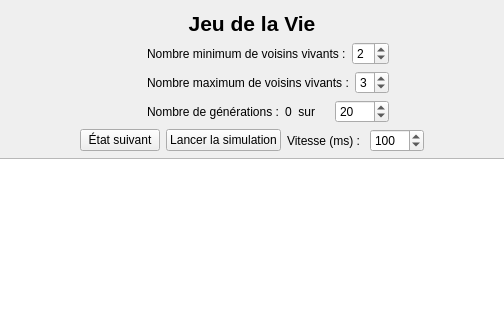
The window that src/ui/golview.ui (danousna/autocell) describes before a commit, drawn with Qt 5; both pictures show x 218 to 722 and y 0 to 320 of the 940 by 638 pixel window.
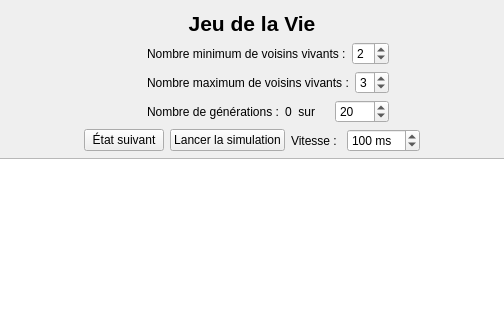
The same window after the commit.

The edit to the form file:
```diff
--- a/src/ui/golview.ui
+++ b/src/ui/golview.ui
@@ -265,12 +265,15 @@
            <item>
             <widget class="QLabel" name="label_2">
              <property name="text">
-              <string>Vitesse (ms) : </string>
+              <string>Vitesse : </string>
              </property>
             </widget>
            </item>
            <item>
             <widget class="QSpinBox" name="inputSpeed">
+             <property name="suffix">
+              <string> ms</string>
+             </property>
              <property name="minimum">
               <number>50</number>
              </property>
```
